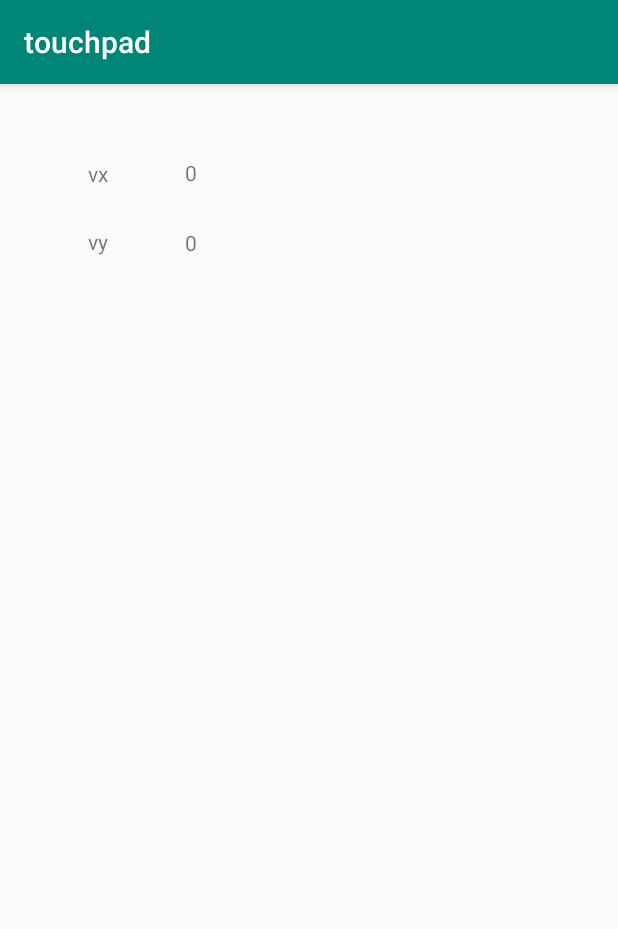
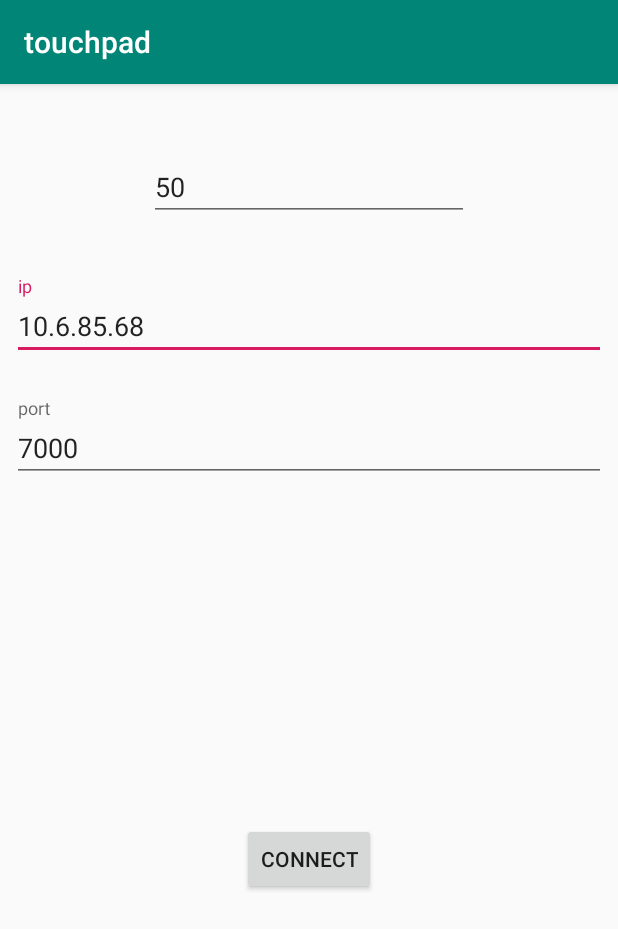
Before and after one commit to adntgv/touchpad, an Android app: the screen it shows after launch (MainActivity before the commit, Configure after it), on a phone screen of 412 x 824 dp. Shown: the top 929 px of the screen. Run offline under Robolectric (Android 15) with nearby library versions, the light colour scheme and no system bars.

Commit message:
Clock, Insert IP:Port and sensitivity

```diff
--- a/client/android/touchpad/app/build.gradle
+++ b/client/android/touchpad/app/build.gradle
@@ -24,11 +24,12 @@ android {
 
 dependencies {
     implementation fileTree(dir: 'libs', include: ['*.jar'])
-    implementation"org.jetbrains.kotlin:kotlin-stdlib-jdk7:$kotlin_version"
+    implementation "org.jetbrains.kotlin:kotlin-stdlib-jdk7:$kotlin_version"
     implementation 'com.android.support:appcompat-v7:28.0.0'
     implementation 'com.android.support.constraint:constraint-layout:1.1.3'
     testImplementation 'junit:junit:4.12'
     androidTestImplementation 'com.android.support.test:runner:1.0.2'
     androidTestImplementation 'com.android.support.test.espresso:espresso-core:3.0.2'
     implementation "org.java-websocket:Java-WebSocket:1.3.9"
+    implementation 'com.android.support:design:28.0.0'
 }
--- /dev/null
+++ b/client/android/touchpad/app/src/main/java/com/example/aidyn_torgayev/touchpad/Configure.kt
@@ -0,0 +1,31 @@
+package com.example.aidyn_torgayev.touchpad
+
+import android.content.Intent
+import android.support.v7.app.AppCompatActivity
+import android.os.Bundle
+import android.view.View
+import android.widget.Button
+import kotlinx.android.synthetic.main.activity_configure.*
+
+class Configure : AppCompatActivity() {
+
+    override fun onCreate(savedInstanceState: Bundle?) {
+        super.onCreate(savedInstanceState)
+        setContentView(R.layout.activity_configure)
+
+        val button = findViewById<Button>(R.id.btn_connect)
+        button.setOnClickListener(object: View.OnClickListener {
+            override fun onClick(v: View?) {
+                val bundle = Bundle()
+                bundle.putInt("sensitivity", val_sensitivity.text.toString().toInt())
+                bundle.putString("ip", val_ip.text.toString())
+                bundle.putString("port", val_port.text.toString())
+
+                val intent = Intent(this@Configure, Touchpad::class.java).apply {
+                    putExtra("data", bundle)
+                }
+                startActivity(intent)
+            }
+        })
+    }
+}
--- a/client/android/touchpad/app/src/main/java/com/example/aidyn_torgayev/touchpad/MainActivity.kt
+++ /dev/null
@@ -1,41 +0,0 @@
-package com.example.aidyn_torgayev.touchpad
-
-import android.support.v7.app.AppCompatActivity
-import android.os.Bundle
-import android.view.MotionEvent
-import android.view.VelocityTracker
-import kotlinx.android.synthetic.main.activity_main.*
-import org.java_websocket.client.WebSocketClient
-import org.java_websocket.drafts.Draft_6455
-import org.java_websocket.handshake.ServerHandshake
-import java.lang.Exception
-import java.net.URI
-
-
-class MainActivity : AppCompatActivity() {
-    private val velocity: VelocityTracker? = VelocityTracker.obtain()
-    private var s:WebSocketSender? = WebSocketSender(URI("ws://10.6.85.68:7000"))
-    override fun onCreate(savedInstanceState: Bundle?) {
-        s?.connect()
-        setContentView(R.layout.activity_main)
-        super.onCreate(savedInstanceState)
-    }
-
-    override fun onTouchEvent(e: MotionEvent): Boolean {
-        when (e.action) {
-            MotionEvent.ACTION_MOVE -> {
-                velocity?.addMovement(e)
-                velocity?.computeCurrentVelocity(50)
-                vx.text = velocity?.xVelocity.toString()
-                vy.text = velocity?.yVelocity.toString()
-            }
-            MotionEvent.ACTION_UP -> {
-                vx.text = "0"
-                vy.text = "0"
-            }
-        }
-        s?.sendMouse(vx.text.toString().toFloat(), vy.text.toString().toFloat())
-        return super.onGenericMotionEvent(e)
-    }
-
-}
--- /dev/null
+++ b/client/android/touchpad/app/src/main/java/com/example/aidyn_torgayev/touchpad/Sender.java
@@ -0,0 +1,6 @@
+package com.example.aidyn_torgayev.touchpad;
+
+import android.app.Service;
+
+public class Sender extends Service {
+}
--- /dev/null
+++ b/client/android/touchpad/app/src/main/res/layout/activity_configure.xml
@@ -0,0 +1,52 @@
+<?xml version="1.0" encoding="utf-8"?>
+<android.support.constraint.ConstraintLayout
+        xmlns:android="http://schemas.android.com/apk/res/android"
+        xmlns:tools="http://schemas.android.com/tools"
+        xmlns:app="http://schemas.android.com/apk/res-auto"
+        android:layout_width="match_parent"
+        android:layout_height="match_parent"
+        tools:context=".Configure">
+    <android.support.design.widget.TextInputLayout
+            android:layout_width="0dp"
+            android:layout_height="wrap_content"
+            android:id="@+id/textInputLayout" android:layout_marginTop="128dp"
+            app:layout_constraintEnd_toEndOf="parent" app:layout_constraintTop_toTopOf="parent"
+            app:layout_constraintStart_toStartOf="parent"
+            android:layout_marginStart="8dp" android:layout_marginEnd="8dp" app:layout_constraintHorizontal_bias="0.0">
+
+        <android.support.design.widget.TextInputEditText
+                android:layout_width="match_parent"
+                android:layout_height="wrap_content"
+                android:hint="@string/ip" android:id="@+id/val_ip" android:text="10.6.85.68"/>
+    </android.support.design.widget.TextInputLayout>
+    <android.support.design.widget.TextInputLayout
+            android:layout_width="0dp"
+            android:layout_height="wrap_content"
+            android:hint="@string/port" android:id="@+id/textInputLayout2"
+            android:layout_marginTop="25dp" app:layout_constraintTop_toBottomOf="@+id/textInputLayout"
+            app:layout_constraintEnd_toEndOf="parent" app:layout_constraintStart_toStartOf="parent"
+            android:layout_marginStart="8dp" android:layout_marginEnd="8dp"
+    >
+
+        <android.support.design.widget.TextInputEditText
+                android:layout_width="match_parent"
+                android:layout_height="wrap_content"
+                android:hint="@string/port" android:id="@+id/val_port" android:text="7000"/>
+    </android.support.design.widget.TextInputLayout>
+    <Button
+            android:text="@string/connect"
+            android:layout_width="wrap_content"
+            android:layout_height="wrap_content"
+            android:id="@+id/btn_connect"
+            app:layout_constraintStart_toStartOf="parent"
+            app:layout_constraintEnd_toEndOf="parent" app:layout_constraintBottom_toBottomOf="parent"
+            app:layout_constraintTop_toBottomOf="@+id/textInputLayout2"/>
+    <EditText
+            android:layout_width="wrap_content"
+            android:layout_height="wrap_content"
+            android:inputType="numberDecimal"
+            android:ems="10"
+            android:id="@+id/val_sensitivity"
+            app:layout_constraintTop_toTopOf="parent" app:layout_constraintStart_toStartOf="parent"
+            android:layout_marginTop="46dp" app:layout_constraintEnd_toEndOf="parent" android:text="50"/>
+</android.support.constraint.ConstraintLayout>
--- a/client/android/touchpad/app/src/main/res/layout/activity_main.xml
+++ b/client/android/touchpad/app/src/main/res/layout/activity_touchpad.xml
@@ -5,7 +5,7 @@
         xmlns:app="http://schemas.android.com/apk/res-auto"
         android:layout_width="match_parent"
         android:layout_height="match_parent"
-        tools:context=".MainActivity">
+        tools:context=".Touchpad">
 
     <TextView
             android:text="vx"
--- a/client/android/touchpad/app/src/main/res/values/strings.xml
+++ b/client/android/touchpad/app/src/main/res/values/strings.xml
@@ -1,3 +1,6 @@
 <resources>
     <string name="app_name">touchpad</string>
+    <string name="ip">ip</string>
+    <string name="port">port</string>
+    <string name="connect">Connect</string>
 </resources>
```
Also changed, not shown: client/android/touchpad/app/src/main/AndroidManifest.xml (+9 -2 lines), client/android/touchpad/app/src/main/java/com/example/aidyn_torgayev/touchpad/Sender.kt (+6 -5 lines), client/android/touchpad/app/src/main/java/com/example/aidyn_torgayev/touchpad/Touchpad.kt (added, +65 -0 lines), 3 other files.
